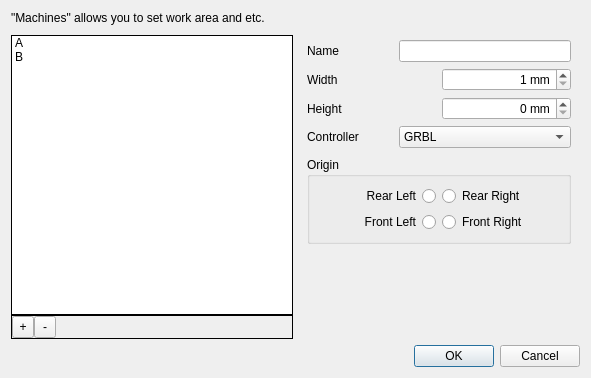
Above: src/windows/machine-manager.ui from flux3dp/swiftray before the change. Below: the same form after it.
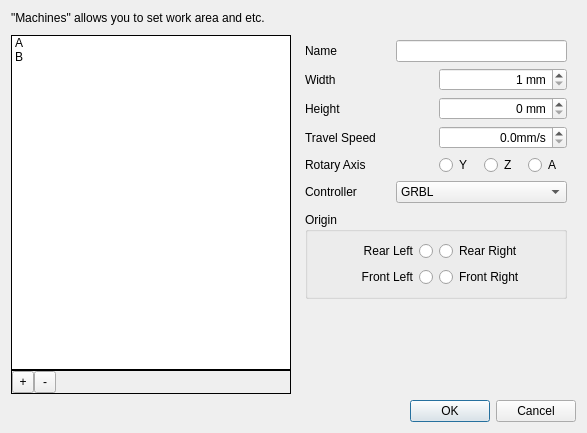
That is the form after the change.

What changed in the file:
```diff
--- a/src/windows/machine-manager.ui
+++ b/src/windows/machine-manager.ui
@@ -6,8 +6,8 @@
    <rect>
     <x>0</x>
     <y>0</y>
-    <width>591</width>
-    <height>378</height>
+    <width>587</width>
+    <height>433</height>
    </rect>
   </property>
   <property name="windowTitle">
@@ -254,6 +254,66 @@
           </item>
          </layout>
         </item>
+        <item>
+         <layout class="QHBoxLayout" name="horizontalLayout_9">
+          <item>
+           <widget class="QLabel" name="label_2">
+            <property name="text">
+             <string>Travel Speed</string>
+            </property>
+           </widget>
+          </item>
+          <item>
+           <widget class="QDoubleSpinBox" name="speedSpinBox">
+            <property name="alignment">
+             <set>Qt::AlignRight|Qt::AlignTrailing|Qt::AlignVCenter</set>
+            </property>
+            <property name="suffix">
+             <string>mm/s</string>
+            </property>
+            <property name="decimals">
+             <number>1</number>
+            </property>
+           </widget>
+          </item>
+         </layout>
+        </item>
+        <item>
+         <layout class="QHBoxLayout" name="horizontalLayout_10">
+          <item>
+           <widget class="QLabel" name="label_3">
+            <property name="text">
+             <string>Rotary Axis</string>
+            </property>
+           </widget>
+          </item>
+          <item>
+           <layout class="QHBoxLayout" name="horizontalLayout_11">
+            <item>
+             <widget class="QRadioButton" name="YRadioButton">
+              <property name="text">
+               <string>Y</string>
+              </property>
+             </widget>
+            </item>
+            <item>
+             <widget class="QRadioButton" name="ZRadioButton">
+              <property name="text">
+               <string>Z</string>
+              </property>
+             </widget>
+            </item>
+            <item>
+             <widget class="QRadioButton" name="ARadioButton">
+              <property name="text">
+               <string>A</string>
+              </property>
+             </widget>
+            </item>
+           </layout>
+          </item>
+         </layout>
+        </item>
         <item>
          <layout class="QHBoxLayout" name="horizontalLayout_6">
           <property name="bottomMargin">
```
